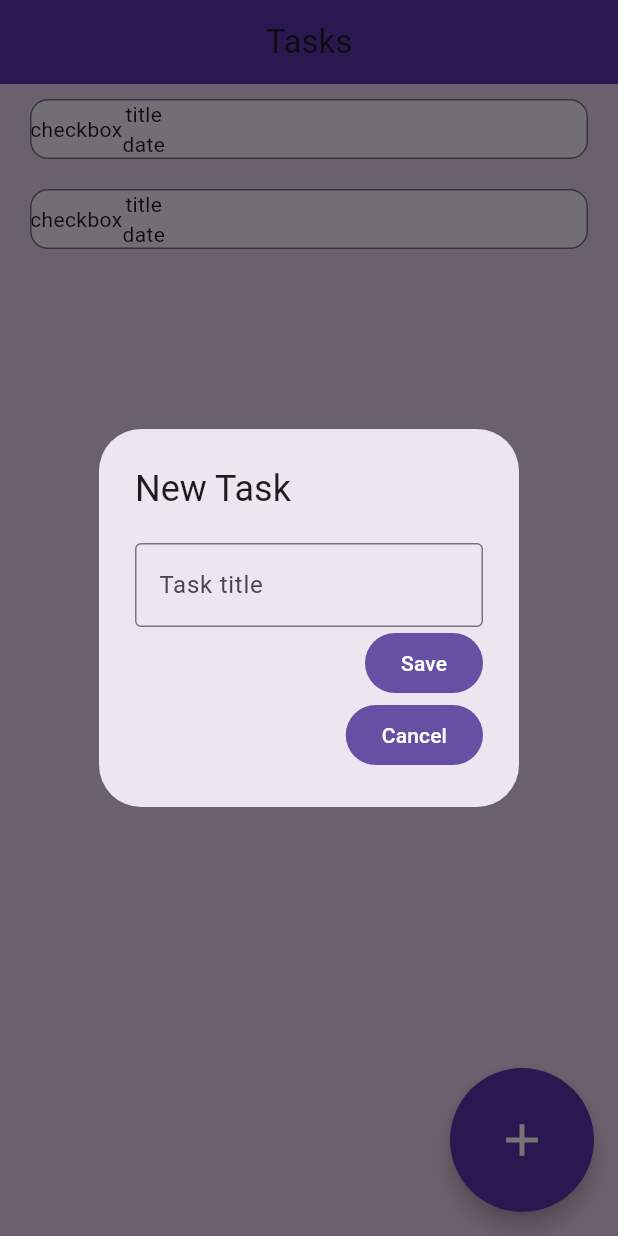
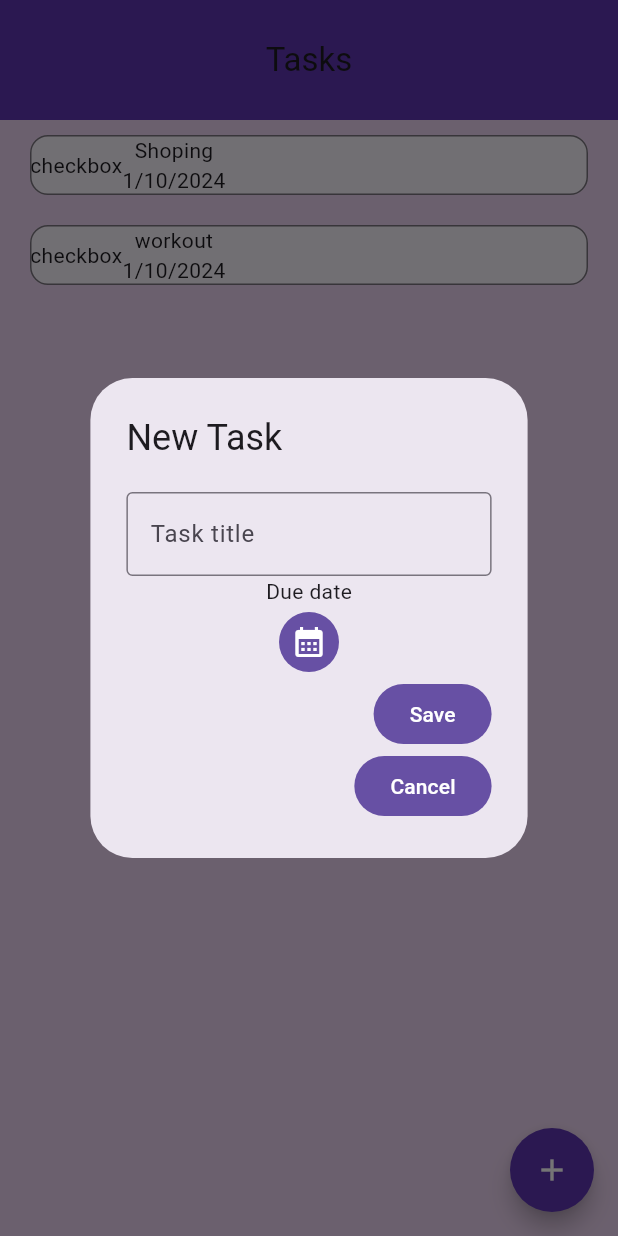
Before and after one commit to NishitBhardwaj15/todo_app, a Flutter app: the screen it shows after launch, after a tap on the "add" icon, on a phone screen of 412 x 824 dp. Run offline on Flutter 3.47's test engine with Material 3 defaults, Android fonts, the phone set to English and light mode, and no system bars.

Commit message:
add new task functionality complete

```diff
--- a/lib/screens/Home/home.dart
+++ b/lib/screens/Home/home.dart
@@ -1,6 +1,8 @@
 import 'package:flutter/material.dart';
 import 'package:todo_app/screens/home/home_body.dart';
 import 'package:todo_app/screens/home/task_dialog.dart';
+import 'package:todo_app/data/home_data.dart';
+import 'package:todo_app/screens/home/model/home_model.dart';
 
 class Home extends StatefulWidget{
   const Home({super.key});
@@ -12,24 +14,33 @@ class Home extends StatefulWidget{
 }
 
 class _Home extends State<Home>{
+  final listTasks = List.of(tasks);
+
+  void addNewTask(HomeModel homeModel){
+    setState(() {
+      listTasks.add(homeModel);
+    });
+  }
+
   @override
   Widget build(BuildContext context) {
     return Scaffold(
       backgroundColor:const Color.fromARGB(255, 234, 210, 239),
       appBar: AppBar(
+        toolbarHeight: 80,
         title: const Center(
           child: Text("Tasks"),
         ),
         elevation: 0,
         backgroundColor: Colors.deepPurple.shade600
       ),
-      body: const HomeBody(),
-      floatingActionButton: FloatingActionButton.large(
+      body: HomeBody(listTasks),
+      floatingActionButton: FloatingActionButton(
         onPressed: (){
           showDialog(
             context: context,
             builder: (ctx){
-              return TaskDialog(ctx);
+              return TaskDialog(ctx,addNewTask);
             }
           );
         },
--- a/lib/screens/Home/home_body.dart
+++ b/lib/screens/Home/home_body.dart
@@ -1,19 +1,19 @@
 import 'package:flutter/material.dart';
-import 'package:todo_app/data/home_data.dart';
 import 'package:todo_app/screens/home/home_card.dart';
 
 class HomeBody extends StatelessWidget{
-  const HomeBody({super.key});
+  final List listTasks;
+  const HomeBody(this.listTasks,{super.key});
 
   @override
   Widget build(BuildContext context) {
     return SizedBox(
-      height: 660,
+      height: 700,
       width: double.infinity,
       child: ListView.builder(
-        itemCount: tasks.length,
+        itemCount: listTasks.length,
         itemBuilder:(constext,index){
-          return HomeCard(tasks[index]);
+          return HomeCard(listTasks[index]);
         }
       ),
     );
--- a/lib/screens/Home/home_card.dart
+++ b/lib/screens/Home/home_card.dart
@@ -18,13 +18,13 @@ class HomeCard extends StatelessWidget{
         ),
         borderRadius: const BorderRadius.all(Radius.circular(12)),
       ),
-      child: const Row(
+      child: Row(
         children: [
           Text("checkbox"),
           Column(
             children: [
-              Text("title"),
-              Text("date")
+              Text(task.title),
+              Text(task.formattedDate)
             ],
           )
         ],
--- a/lib/screens/Home/task_dialog.dart
+++ b/lib/screens/Home/task_dialog.dart
@@ -1,8 +1,10 @@
 import 'package:flutter/material.dart';
+import 'package:todo_app/screens/home/model/home_model.dart';
 
 class TaskDialog extends StatefulWidget{
   final BuildContext ctx;
-  const TaskDialog(this.ctx,{super.key});
+  final void Function(HomeModel homeModel) addNewTask;
+  const TaskDialog(this.ctx,this.addNewTask,{super.key});
 
   @override
   State<StatefulWidget> createState() {
@@ -11,26 +13,69 @@ class TaskDialog extends StatefulWidget{
 }
 
 class _TaskDialog extends State<TaskDialog>{
+  DateTime? _selectedDate;
+  final _textController = TextEditingController();
+
+  void showCalender() async{
+    final pickedDate = await showDatePicker(context: context,
+    firstDate: DateTime(2024),
+    lastDate: DateTime(2025)
+    );
+
+    setState(() {
+      _selectedDate = pickedDate;
+    });
+  }
+
+  void newTask(){
+    if(_textController.text.trim().isEmpty || _selectedDate == null){
+      ScaffoldMessenger.of(context).showSnackBar(
+        const SnackBar(
+          content: Text("Invalid data entry!"),
+          duration: Duration(seconds: 7),
+          behavior: SnackBarBehavior.floating,
+        )
+      );
+    }
+    else{
+      widget.addNewTask(HomeModel(title: _textController.text, date: _selectedDate!));
+    }
+  }
+
+  @override
+  void dispose(){
+    super.dispose();
+    _textController.dispose();
+  }
 
   @override
   Widget build(context) {
     return AlertDialog(
       title: const Text("New Task"),
       actions: [
-        const SizedBox(
+        SizedBox(
           child: Column(
             children: [
               TextField(
-                decoration: InputDecoration(
+                controller: _textController,
+                decoration: const InputDecoration(
                   labelText: "Task title",
                   border: OutlineInputBorder()
                 ),
-              )
+              ),
+              const Text("Due date"),
+              _selectedDate == null? IconButton.filled(
+                onPressed: showCalender,
+                icon: const Icon(Icons.calendar_month)
+                ):Text(formatter.format(_selectedDate!)),
             ],
           ),
         ),
         FilledButton(
-          onPressed: (){},
+          onPressed: (){
+            newTask();
+            Navigator.of(context).pop();
+          },
           child: const Text("Save")
           ),
         FilledButton(
```
